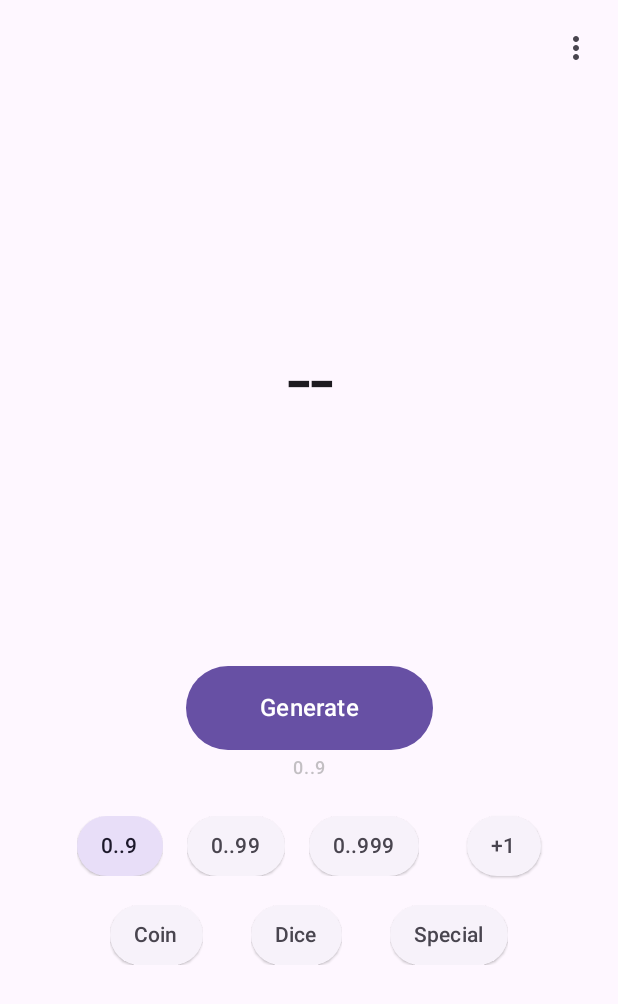
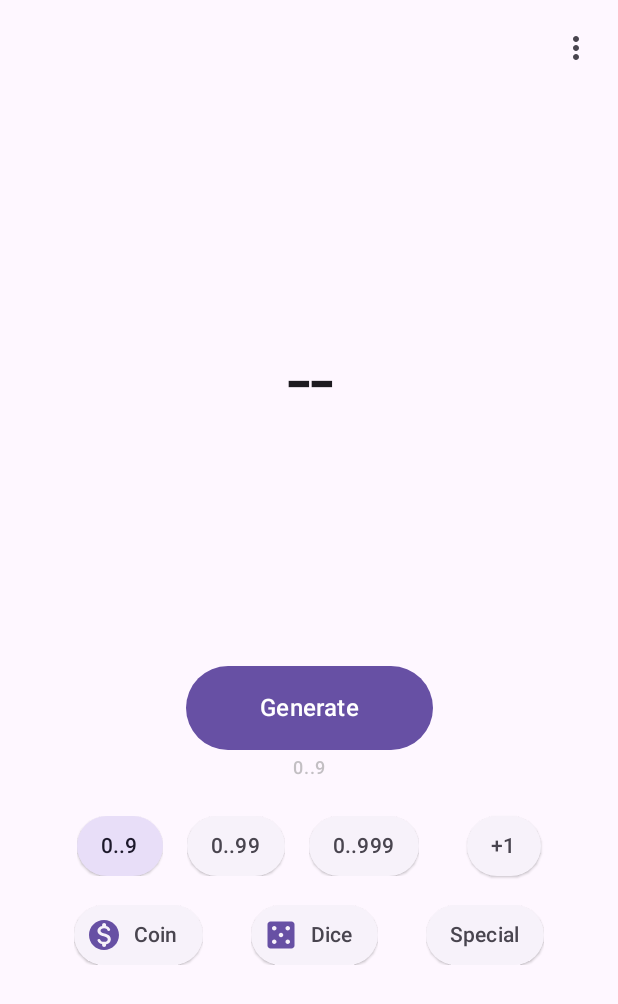
Before and after one commit to Coolightman/Randomizer, an Android app built with Jetpack Compose: the screen it shows after launch (MainActivity), on a phone screen of 412 x 824 dp. Shown: the top 1004 px of the screen. Run offline under Robolectric (Android 15) with nearby library versions, the light colour scheme and no system bars; our stand-ins replace accompanist.

Commit message:
add icons

```diff
--- a/app/src/main/java/by/coolightman/randomizer/presenter/ui/components/RandomModeChip.kt
+++ b/app/src/main/java/by/coolightman/randomizer/presenter/ui/components/RandomModeChip.kt
@@ -16,11 +16,13 @@ import by.coolightman.randomizer.domain.model.RandomMode
 fun RandomModeChip(
     selectedMode: RandomMode,
     chipMode: RandomMode,
+    leadingIcon: @Composable (() -> Unit)? = null,
     onClick: (RandomMode) -> Unit
 ) {
     ElevatedFilterChip(
         selected = chipMode == selectedMode,
         shape = CircleShape,
+        leadingIcon = { leadingIcon?.invoke() },
         label = { Text(text = chipMode.title) },
         onClick = { onClick(chipMode) },
         modifier = Modifier
--- a/app/src/main/java/by/coolightman/randomizer/presenter/ui/screens/MainScreen.kt
+++ b/app/src/main/java/by/coolightman/randomizer/presenter/ui/screens/MainScreen.kt
@@ -32,9 +32,11 @@ import androidx.compose.runtime.setValue
 import androidx.compose.ui.Alignment
 import androidx.compose.ui.Modifier
 import androidx.compose.ui.graphics.Color
+import androidx.compose.ui.res.painterResource
 import androidx.compose.ui.text.style.TextAlign
 import androidx.compose.ui.tooling.preview.Preview
 import androidx.compose.ui.unit.dp
+import by.coolightman.randomizer.R
 import by.coolightman.randomizer.domain.model.RandomMode
 import by.coolightman.randomizer.presenter.ui.components.NumberRangeSelect
 import by.coolightman.randomizer.presenter.ui.components.RandomModeChip
@@ -145,6 +147,12 @@ fun MainScreen(
                 RandomModeChip(
                     selectedMode = uiState.selectedMode,
                     chipMode = RandomMode.COIN,
+                    leadingIcon = {
+                        Icon(
+                            painter = painterResource(id = R.drawable.ic_coin_24),
+                            contentDescription = "coin"
+                        )
+                    },
                     onClick = { onClickMode(it) }
                 )
 
@@ -153,6 +161,12 @@ fun MainScreen(
                 RandomModeChip(
                     selectedMode = uiState.selectedMode,
                     chipMode = RandomMode.DICE,
+                    leadingIcon = {
+                        Icon(
+                            painter = painterResource(id = R.drawable.ic_dice_24),
+                            contentDescription = "dice"
+                        )
+                    },
                     onClick = { onClickMode(it) }
                 )
 
--- /dev/null
+++ b/app/src/main/res/drawable/ic_coin_24.xml
@@ -0,0 +1,5 @@
+<vector android:height="24dp" android:tint="#000000"
+    android:viewportHeight="24" android:viewportWidth="24"
+    android:width="24dp" xmlns:android="http://schemas.android.com/apk/res/android">
+    <path android:fillColor="@android:color/white" android:pathData="M12,2C6.48,2 2,6.48 2,12s4.48,10 10,10 10,-4.48 10,-10S17.52,2 12,2zM13.41,18.09v0.58c0,0.73 -0.6,1.33 -1.33,1.33h-0.01c-0.73,0 -1.33,-0.6 -1.33,-1.33v-0.6c-1.33,-0.28 -2.51,-1.01 -3.01,-2.24 -0.23,-0.55 0.2,-1.16 0.8,-1.16h0.24c0.37,0 0.67,0.25 0.81,0.6 0.29,0.75 1.05,1.27 2.51,1.27 1.96,0 2.4,-0.98 2.4,-1.59 0,-0.83 -0.44,-1.61 -2.67,-2.14 -2.48,-0.6 -4.18,-1.62 -4.18,-3.67 0,-1.72 1.39,-2.84 3.11,-3.21v-0.6c0,-0.73 0.6,-1.33 1.33,-1.33h0.01c0.73,0 1.33,0.6 1.33,1.33v0.62c1.38,0.34 2.25,1.2 2.63,2.26 0.2,0.55 -0.22,1.13 -0.81,1.13h-0.26c-0.37,0 -0.67,-0.26 -0.77,-0.62 -0.23,-0.76 -0.86,-1.25 -2.12,-1.25 -1.5,0 -2.4,0.68 -2.4,1.64 0,0.84 0.65,1.39 2.67,1.91s4.18,1.39 4.18,3.91c-0.02,1.83 -1.39,2.83 -3.13,3.16z"/>
+</vector>
--- /dev/null
+++ b/app/src/main/res/drawable/ic_dice_24.xml
@@ -0,0 +1,5 @@
+<vector android:height="24dp" android:tint="#000000"
+    android:viewportHeight="24" android:viewportWidth="24"
+    android:width="24dp" xmlns:android="http://schemas.android.com/apk/res/android">
+    <path android:fillColor="@android:color/white" android:pathData="M19,3L5,3c-1.1,0 -2,0.9 -2,2v14c0,1.1 0.9,2 2,2h14c1.1,0 2,-0.9 2,-2L21,5c0,-1.1 -0.9,-2 -2,-2zM7.5,18c-0.83,0 -1.5,-0.67 -1.5,-1.5S6.67,15 7.5,15s1.5,0.67 1.5,1.5S8.33,18 7.5,18zM7.5,9C6.67,9 6,8.33 6,7.5S6.67,6 7.5,6 9,6.67 9,7.5 8.33,9 7.5,9zM12,13.5c-0.83,0 -1.5,-0.67 -1.5,-1.5s0.67,-1.5 1.5,-1.5 1.5,0.67 1.5,1.5 -0.67,1.5 -1.5,1.5zM16.5,18c-0.83,0 -1.5,-0.67 -1.5,-1.5s0.67,-1.5 1.5,-1.5 1.5,0.67 1.5,1.5 -0.67,1.5 -1.5,1.5zM16.5,9c-0.83,0 -1.5,-0.67 -1.5,-1.5S15.67,6 16.5,6s1.5,0.67 1.5,1.5S17.33,9 16.5,9z"/>
+</vector>
```
